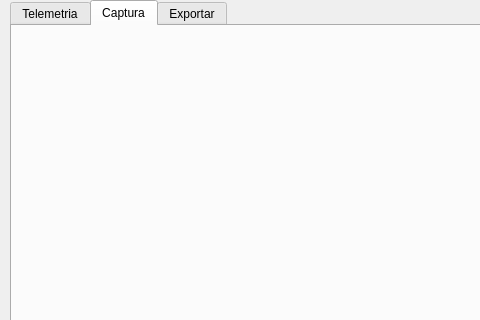
First picture: the form in GUI/main_window.ui, repository Nickleon16/APP_LIDAR, before the edit; both pictures show x 0 to 480 and y 0 to 320 of the 877 by 587 pixel window.
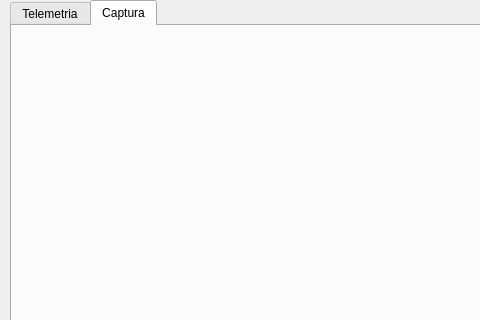
Second picture: the form after the edit. The open tabs and pages were chosen to show the change. Icons and pictures are not drawn.

```diff
--- a/GUI/main_window.ui
+++ b/GUI/main_window.ui
@@ -35,11 +35,6 @@
      <string>Captura</string>
     </attribute>
    </widget>
-   <widget class="QWidget" name="tab_4">
-    <attribute name="title">
-     <string>Exportar</string>
-    </attribute>
-   </widget>
   </widget>
   <widget class="QLabel" name="label">
    <property name="geometry">
```
Left out of the diff: 2 changed lines with no effect on the pictures.
